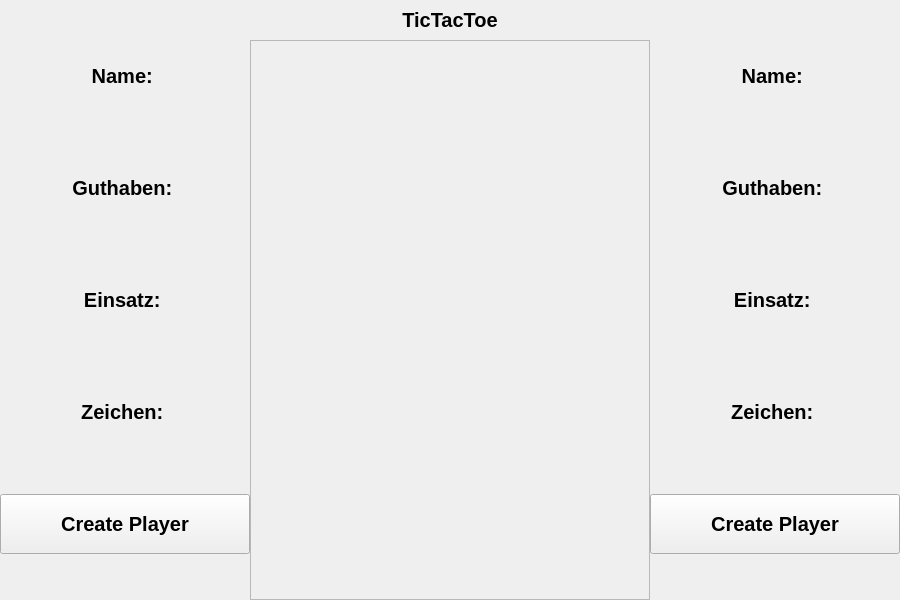
The window that mainWindow.ui (HausMeister008/TikTakToeWithDavid) describes before a commit, drawn with Qt 5.
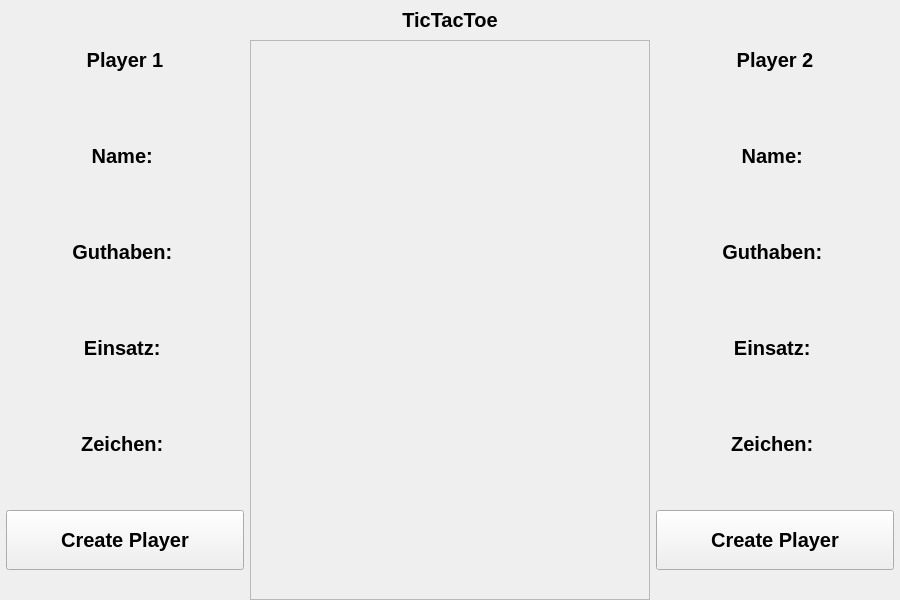
The same window after the commit.

The edit to the form file:
```diff
--- a/mainWindow.ui
+++ b/mainWindow.ui
@@ -12,8 +12,8 @@
   </property>
   <property name="minimumSize">
    <size>
-    <width>900</width>
-    <height>600</height>
+    <width>800</width>
+    <height>500</height>
    </size>
   </property>
   <property name="windowTitle">
@@ -63,17 +63,39 @@
         </property>
         <layout class="QVBoxLayout" name="verticalLayout_2">
          <property name="leftMargin">
-          <number>0</number>
+          <number>6</number>
          </property>
          <property name="topMargin">
           <number>0</number>
          </property>
          <property name="rightMargin">
-          <number>0</number>
+          <number>6</number>
          </property>
          <property name="bottomMargin">
           <number>0</number>
          </property>
+         <item>
+          <widget class="QLabel" name="lb_player_1_headline">
+           <property name="minimumSize">
+            <size>
+             <width>0</width>
+             <height>40</height>
+            </size>
+           </property>
+           <property name="maximumSize">
+            <size>
+             <width>16777215</width>
+             <height>60</height>
+            </size>
+           </property>
+           <property name="text">
+            <string>Player 1</string>
+           </property>
+           <property name="alignment">
+            <set>Qt::AlignCenter</set>
+           </property>
+          </widget>
+         </item>
          <item>
           <widget class="QLabel" name="label_5">
            <property name="sizePolicy">
@@ -311,17 +333,39 @@
         </property>
         <layout class="QVBoxLayout" name="verticalLayout">
          <property name="leftMargin">
-          <number>0</number>
+          <number>6</number>
          </property>
          <property name="topMargin">
           <number>0</number>
          </property>
          <property name="rightMargin">
-          <number>0</number>
+          <number>6</number>
          </property>
          <property name="bottomMargin">
           <number>0</number>
          </property>
+         <item>
+          <widget class="QLabel" name="lb_player_2_headline">
+           <property name="minimumSize">
+            <size>
+             <width>0</width>
+             <height>40</height>
+            </size>
+           </property>
+           <property name="maximumSize">
+            <size>
+             <width>16777215</width>
+             <height>60</height>
+            </size>
+           </property>
+           <property name="text">
+            <string>Player 2</string>
+           </property>
+           <property name="alignment">
+            <set>Qt::AlignCenter</set>
+           </property>
+          </widget>
+         </item>
          <item>
           <widget class="QLabel" name="label_9">
            <property name="sizePolicy">
@@ -437,7 +481,7 @@
          <item>
           <widget class="QPushButton" name="btn_Create_Player_2">
            <property name="sizePolicy">
-            <sizepolicy hsizetype="Minimum" vsizetype="MinimumExpanding">
+            <sizepolicy hsizetype="MinimumExpanding" vsizetype="MinimumExpanding">
              <horstretch>0</horstretch>
              <verstretch>0</verstretch>
             </sizepolicy>
```
Left out of the diff: 14 changed lines with no effect on the pictures.
